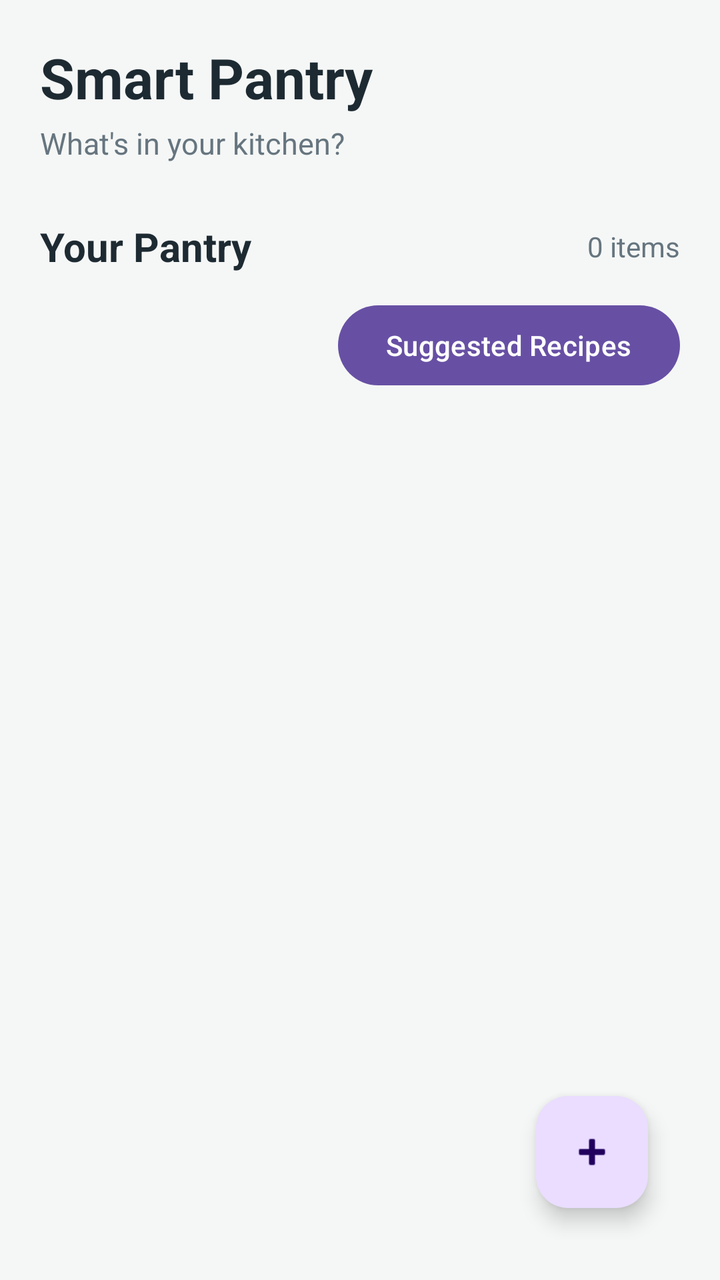
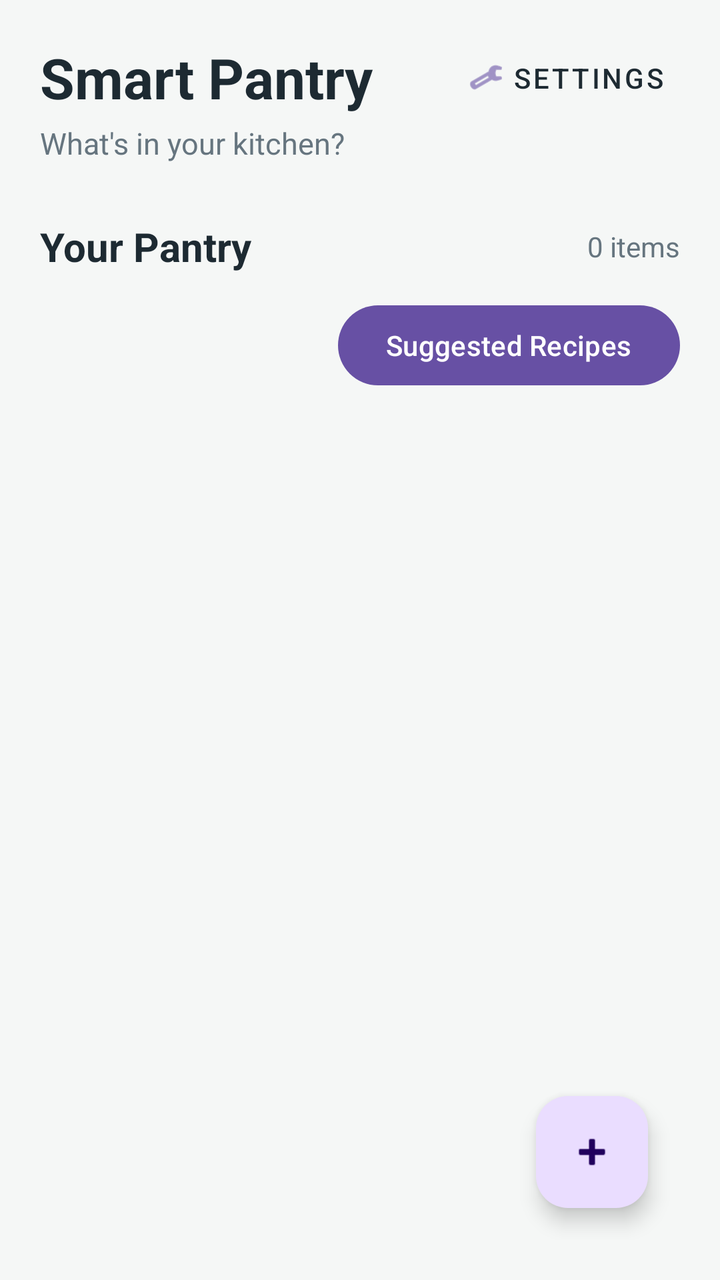

The first picture is an Android layout as it rendered before a commit; the second is the same layout after the commit. The layout source and the unified diff follow.
<!-- AndroidManifest.xml: activity theme Theme.SmartPantryManager -->
<!-- res/layout/activity_main.xml -->
<?xml version="1.0" encoding="utf-8"?>
<androidx.constraintlayout.widget.ConstraintLayout
    xmlns:android="http://schemas.android.com/apk/res/android"
    xmlns:app="http://schemas.android.com/apk/res-auto"
    xmlns:tools="http://schemas.android.com/tools"
    android:layout_width="match_parent"
    android:layout_height="match_parent"
    android:background="#F5F7F6"
    android:padding="20dp"
    tools:context=".MainActivity">

    <TextView
        android:id="@+id/tvTitle"
        android:layout_width="wrap_content"
        android:layout_height="wrap_content"
        android:text="Smart Pantry"
        android:textColor="#1D2A32"
        android:textSize="28sp"
        android:textStyle="bold"
        app:layout_constraintStart_toStartOf="parent"
        app:layout_constraintTop_toTopOf="parent" />

    <TextView
        android:id="@+id/tvSubtitle"
        android:layout_width="wrap_content"
        android:layout_height="wrap_content"
        android:layout_marginTop="4dp"
        android:text="What's in your kitchen?"
        android:textColor="#66757F"
        android:textSize="15sp"
        app:layout_constraintStart_toStartOf="parent"
        app:layout_constraintTop_toBottomOf="@id/tvTitle" />

    <TextView
        android:id="@+id/tvPantryHeading"
        android:layout_width="wrap_content"
        android:layout_height="wrap_content"
        android:layout_marginTop="28dp"
        android:text="Your Pantry"
        android:textColor="#1D2A32"
        android:textSize="20sp"
        android:textStyle="bold"
        app:layout_constraintStart_toStartOf="parent"
        app:layout_constraintTop_toBottomOf="@id/tvSubtitle" />

    <TextView
        android:id="@+id/tvItemCount"
        android:layout_width="wrap_content"
        android:layout_height="wrap_content"
        android:text="0 items"
        android:textColor="#66757F"
        android:textSize="14sp"
        app:layout_constraintBottom_toBottomOf="@id/tvPantryHeading"
        app:layout_constraintEnd_toEndOf="parent"
        app:layout_constraintTop_toTopOf="@id/tvPantryHeading" />

    <com.google.android.material.button.MaterialButton
        android:id="@+id/btnSuggestedRecipes"
        android:layout_width="wrap_content"
        android:layout_height="wrap_content"
        android:layout_marginTop="12dp"
        android:text="Suggested Recipes"
        app:layout_constraintEnd_toEndOf="parent"
        app:layout_constraintTop_toBottomOf="@id/tvPantryHeading" />

    <androidx.recyclerview.widget.RecyclerView
        android:id="@+id/recyclerViewPantry"
        android:layout_width="0dp"
        android:layout_height="0dp"
        android:layout_marginTop="16dp"
        android:clipToPadding="false"
        android:paddingBottom="80dp"
        app:layout_constraintBottom_toBottomOf="parent"
        app:layout_constraintEnd_toEndOf="parent"
        app:layout_constraintStart_toStartOf="parent"
        app:layout_constraintTop_toBottomOf="@id/btnSuggestedRecipes"
        tools:listitem="@layout/item_pantry" />

    <com.google.android.material.floatingactionbutton.FloatingActionButton
        android:id="@+id/fabAddIngredient"
        android:layout_width="wrap_content"
        android:layout_height="wrap_content"
        android:layout_margin="16dp"
        android:contentDescription="Add ingredient"
        app:layout_constraintBottom_toBottomOf="parent"
        app:layout_constraintEnd_toEndOf="parent"
        app:srcCompat="@android:drawable/ic_input_add" />



</androidx.constraintlayout.widget.ConstraintLayout>
<!-- res/layout/item_pantry.xml (included above) -->
<?xml version="1.0" encoding="utf-8"?>
<LinearLayout
    xmlns:android="http://schemas.android.com/apk/res/android"
    android:layout_width="match_parent"
    android:layout_height="wrap_content"
    android:layout_marginBottom="12dp"
    android:background="#FFFFFF"
    android:elevation="2dp"
    android:orientation="vertical"
    android:padding="16dp">

    <TextView
        android:id="@+id/tvIngredientName"
        android:layout_width="match_parent"
        android:layout_height="wrap_content"
        android:text="Ingredient"
        android:textColor="#1D2A32"
        android:textSize="18sp"
        android:textStyle="bold" />

    <TextView
        android:id="@+id/tvQuantity"
        android:layout_width="match_parent"
        android:layout_height="wrap_content"
        android:layout_marginTop="4dp"
        android:text="0 unit"
        android:textColor="#66757F"
        android:textSize="14sp" />

    <TextView
        android:id="@+id/tvExpiryDate"

        android:layout_width="match_parent"
        android:layout_height="wrap_content"
        android:layout_marginTop="4dp"
        android:text="Expiry: Not set"
        android:textColor="#66757F"
        android:textSize="13sp" />

    <LinearLayout
        android:layout_width="match_parent"
        android:layout_height="wrap_content"
        android:layout_marginTop="12dp"
        android:gravity="end"
        android:orientation="horizontal">

        <com.google.android.material.button.MaterialButton
            android:id="@+id/btnEdit"
            style="@style/Widget.MaterialComponents.Button.TextButton"
            android:layout_width="wrap_content"
            android:layout_height="wrap_content"
            android:text="Edit" />

        <com.google.android.material.button.MaterialButton
            android:id="@+id/btnDelete"
            style="@style/Widget.MaterialComponents.Button.TextButton"
            android:layout_width="wrap_content"
            android:layout_height="wrap_content"
            android:text="Delete" />

    </LinearLayout>

</LinearLayout>
<!-- resources referenced by this layout -->
<resources>
  <style name="Theme.SmartPantryManager" parent="Base.Theme.SmartPantryManager" />
  <style name="Base.Theme.SmartPantryManager" parent="Theme.Material3.DayNight.NoActionBar">
          
          
      </style>
</resources>

<!-- the commit's change to res/layout/activity_main.xml (unified diff, before → after) -->
@@ -9,6 +9,7 @@
     android:padding="20dp"
     tools:context=".MainActivity">
 
+    
     <TextView
         android:id="@+id/tvTitle"
         android:layout_width="wrap_content"
@@ -20,6 +21,22 @@
         app:layout_constraintStart_toStartOf="parent"
         app:layout_constraintTop_toTopOf="parent" />
 
+    
+    <com.google.android.material.button.MaterialButton
+        android:id="@+id/btnSettings"
+        style="@style/Widget.MaterialComponents.Button.TextButton"
+        android:layout_width="wrap_content"
+        android:layout_height="wrap_content"
+        android:contentDescription="Open settings"
+        android:text="Settings"
+        android:textColor="#1D2A32"
+        app:icon="@android:drawable/ic_menu_preferences"
+        app:iconGravity="textStart"
+        app:layout_constraintBottom_toBottomOf="@id/tvTitle"
+        app:layout_constraintEnd_toEndOf="parent"
+        app:layout_constraintTop_toTopOf="@id/tvTitle" />
+
+    
     <TextView
         android:id="@+id/tvSubtitle"
         android:layout_width="wrap_content"
@@ -31,6 +48,7 @@
         app:layout_constraintStart_toStartOf="parent"
         app:layout_constraintTop_toBottomOf="@id/tvTitle" />
 
+    
     <TextView
         android:id="@+id/tvPantryHeading"
         android:layout_width="wrap_content"
@@ -43,6 +61,7 @@
         app:layout_constraintStart_toStartOf="parent"
         app:layout_constraintTop_toBottomOf="@id/tvSubtitle" />
 
+    
     <TextView
         android:id="@+id/tvItemCount"
         android:layout_width="wrap_content"
@@ -54,6 +73,7 @@
         app:layout_constraintEnd_toEndOf="parent"
         app:layout_constraintTop_toTopOf="@id/tvPantryHeading" />
 
+    
     <com.google.android.material.button.MaterialButton
         android:id="@+id/btnSuggestedRecipes"
         android:layout_width="wrap_content"
@@ -63,6 +83,7 @@
         app:layout_constraintEnd_toEndOf="parent"
         app:layout_constraintTop_toBottomOf="@id/tvPantryHeading" />
 
+    
     <androidx.recyclerview.widget.RecyclerView
         android:id="@+id/recyclerViewPantry"
         android:layout_width="0dp"
@@ -76,6 +97,7 @@
         app:layout_constraintTop_toBottomOf="@id/btnSuggestedRecipes"
         tools:listitem="@layout/item_pantry" />
 
+    
     <com.google.android.material.floatingactionbutton.FloatingActionButton
         android:id="@+id/fabAddIngredient"
         android:layout_width="wrap_content"
@@ -85,8 +107,6 @@
         app:layout_constraintBottom_toBottomOf="parent"
         app:layout_constraintEnd_toEndOf="parent"
         app:srcCompat="@android:drawable/ic_input_add" />
-
-
 
 </androidx.constraintlayout.widget.ConstraintLayout>
 <!-- res/layout/item_pantry.xml (included above) -->
@@ -121,13 +141,23 @@
 
     <TextView
         android:id="@+id/tvExpiryDate"
-
         android:layout_width="match_parent"
         android:layout_height="wrap_content"
         android:layout_marginTop="4dp"
         android:text="Expiry: Not set"
         android:textColor="#66757F"
         android:textSize="13sp" />
+
+    <TextView
+        android:id="@+id/tvExpiryWarning"
+        android:layout_width="wrap_content"
+        android:layout_height="wrap_content"
+        android:layout_marginTop="6dp"
+        android:text="⚠ Expiring soon"
+        android:textColor="#B26A00"
+        android:textSize="13sp"
+        android:textStyle="bold"
+        android:visibility="gone" />
 
     <LinearLayout
         android:layout_width="match_parent"
